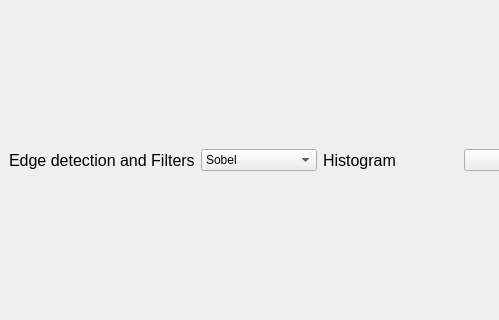
Above: task.ui from Ibrahimelsayed60/Computer_vision_task_1 before the change; both pictures show x 0 to 499 and y 229 to 549 of the 1174 by 771 pixel window. Below: the same form after it.
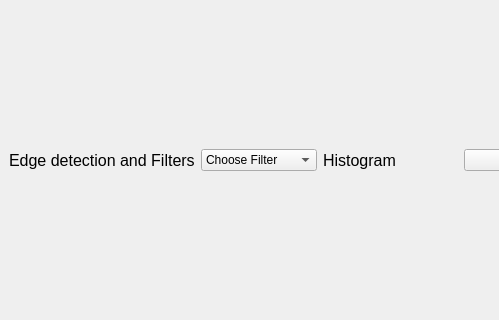
That is the form after the change. Custom widgets are drawn as their Qt base class.

Commit message: edge and filters

The edit to the form file:
```diff
--- a/task.ui
+++ b/task.ui
@@ -244,6 +244,11 @@
             </item>
             <item>
              <widget class="QComboBox" name="comboBox_3">
+              <item>
+               <property name="text">
+                <string>Choose Filter</string>
+               </property>
+              </item>
               <item>
                <property name="text">
                 <string>Sobel</string>
```
Left out of the diff: 2 changed lines with no effect on the pictures. The commit also changes 2 other files.
